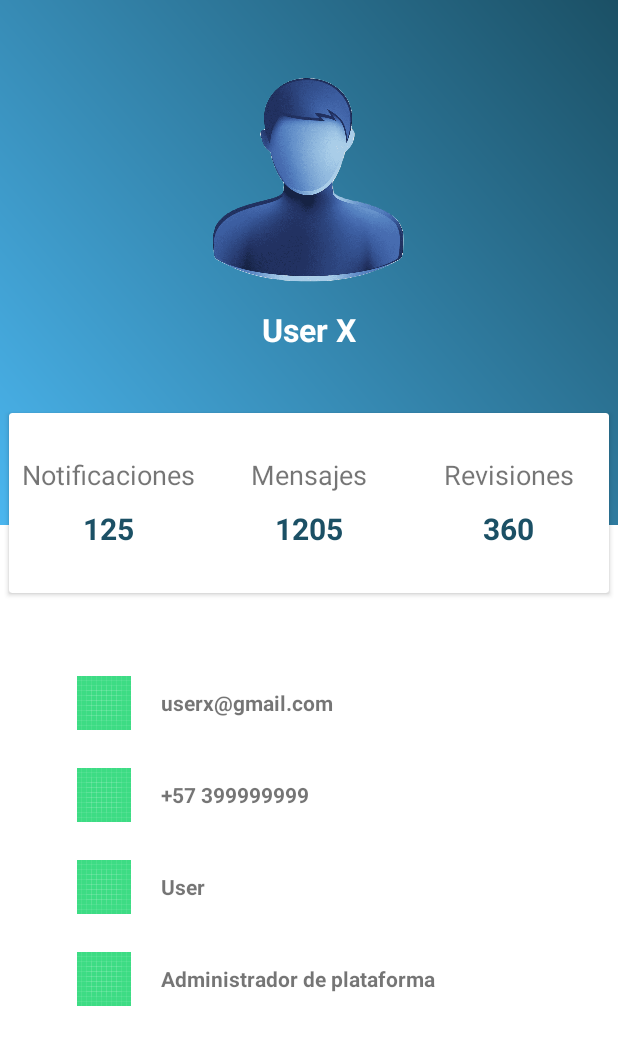
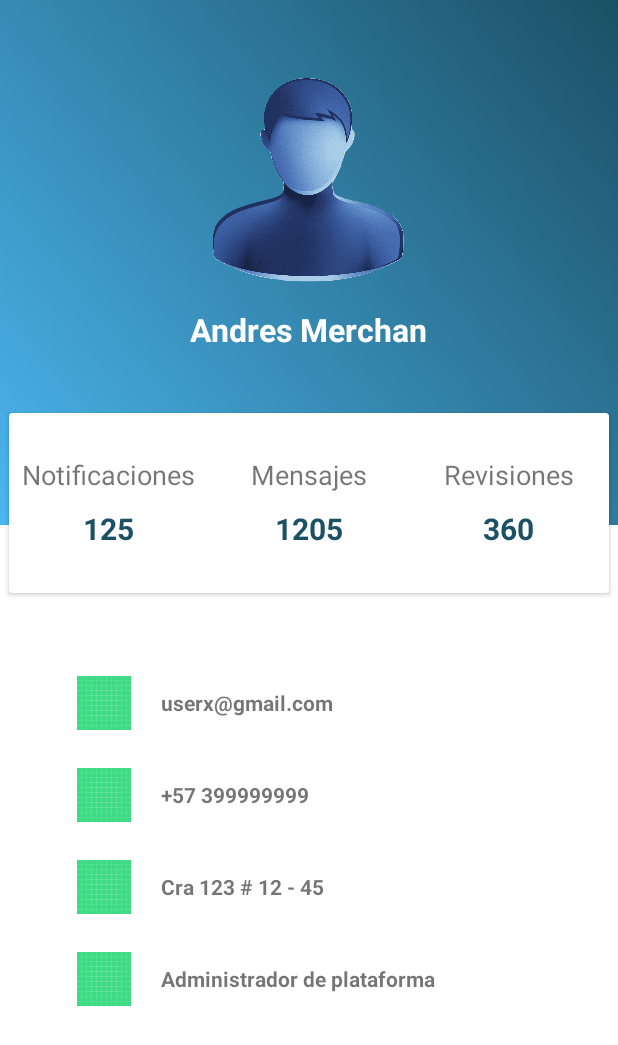
Before and after one commit to yandres24/Unal_ReforAccion_YAML, an Android app: the ProfileActivity screen opened directly, with no data from a screen before it, on a phone screen of 412 x 824 dp. Shown: the top 1045 px of the screen. Run offline under Robolectric (Android 15) with nearby library versions, the phone set to English and light mode, and no system bars.

Commit message:
fix string in profile activity

```diff
--- a/app/src/main/res/layout/activity_home.xml
+++ b/app/src/main/res/layout/activity_home.xml
@@ -34,7 +34,7 @@
                 android:layout_height="wrap_content"
                 android:layout_centerHorizontal="true"
                 android:layout_margin="20dp"
-                android:text="@string/txt_title_login"
+                android:text="@string/developer_name"
                 android:textSize="30sp"
                 android:textStyle="bold|italic"
                 app:layout_constraintEnd_toEndOf="parent"
--- a/app/src/main/res/layout/activity_profile.xml
+++ b/app/src/main/res/layout/activity_profile.xml
@@ -21,13 +21,13 @@
                 android:layout_width="150dp"
                 android:layout_height="150dp"
                 android:src="@drawable/user_profile"
-                android:contentDescription="user image" />
+                android:contentDescription="@string/description_user_image" />
             <TextView
                 android:layout_marginTop="10dp"
                 android:layout_gravity="center_horizontal"
                 android:layout_width="wrap_content"
                 android:layout_height="wrap_content"
-                android:text="User X"
+                android:text="@string/developer_name"
                 android:textColor="#fff"
                 android:textStyle="bold"
                 android:textSize="21sp"/>
@@ -52,13 +52,13 @@
                     <TextView
                         android:layout_width="wrap_content"
                         android:layout_height="wrap_content"
-                        android:text="Notificaciones"
+                        android:text="@string/txt_profile_notifications"
                         android:textSize="18sp"
                         />
                     <TextView
                         android:layout_width="wrap_content"
                         android:layout_height="wrap_content"
-                        android:text="125"
+                        android:text="@string/txt_profile_number_notifications"
                         android:textStyle="bold"
                         android:textSize="20sp"
                         android:paddingTop="10dp"
@@ -73,13 +73,13 @@
                     <TextView
                         android:layout_width="wrap_content"
                         android:layout_height="wrap_content"
-                        android:text="Mensajes"
+                        android:text="@string/txt_profile_messages"
                         android:textSize="18sp"
                         />
                     <TextView
                         android:layout_width="wrap_content"
                         android:layout_height="wrap_content"
-                        android:text="1205"
+                        android:text="@string/txt_profile_number_messages"
                         android:textStyle="bold"
                         android:textSize="20sp"
                         android:paddingTop="10dp"
@@ -95,13 +95,13 @@
                     <TextView
                         android:layout_width="wrap_content"
                         android:layout_height="wrap_content"
-                        android:text="Revisiones"
+                        android:text="@string/txt_profile_revisions"
                         android:textSize="18sp"
                         />
                     <TextView
                         android:layout_width="wrap_content"
                         android:layout_height="wrap_content"
-                        android:text="360"
+                        android:text="@string/txt_profile_number_revisions"
                         android:textStyle="bold"
                         android:textSize="20sp"
                         android:paddingTop="10dp"
@@ -126,14 +126,14 @@
                 android:layout_width="36dp"
                 android:layout_height="36dp"
                 android:src="@drawable/ic_launcher_background"
-                android:contentDescription="logo" />
+                android:contentDescription="@string/description_profile_logo_image" />
             <TextView
                 android:textStyle="bold"
                 android:layout_gravity="center_vertical"
                 android:layout_width="wrap_content"
                 android:layout_height="wrap_content"
                 android:paddingLeft="20dp"
-                android:text="userx@gmail.com"/>
+                android:text="@string/txt_profile_email"/>
         </LinearLayout>
         <LinearLayout
             android:layout_marginTop="25dp"
@@ -151,7 +151,7 @@
                 android:layout_width="wrap_content"
                 android:layout_height="wrap_content"
                 android:paddingLeft="20dp"
-                android:text="+57 399999999"/>
+                android:text="@string/txt_profile_phone"/>
         </LinearLayout>
         <LinearLayout
             android:layout_marginTop="25dp"
@@ -163,14 +163,14 @@
                 android:layout_width="36dp"
                 android:layout_height="36dp"
                 android:src="@drawable/ic_launcher_background"
-                android:contentDescription="logo" />
+                android:contentDescription="@string/description_profile_logo_image" />
             <TextView
                 android:textStyle="bold"
                 android:layout_gravity="center_vertical"
                 android:layout_width="wrap_content"
                 android:layout_height="wrap_content"
                 android:paddingLeft="20dp"
-                android:text="User"/>
+                android:text="@string/txt_profile_address"/>
         </LinearLayout>
         <LinearLayout
             android:layout_marginTop="25dp"
@@ -182,14 +182,14 @@
                 android:layout_width="36dp"
                 android:layout_height="36dp"
                 android:src="@drawable/ic_launcher_background"
-                android:contentDescription="logo" />
+                android:contentDescription="@string/description_profile_logo_image" />
             <TextView
                 android:textStyle="bold"
                 android:layout_gravity="center_vertical"
                 android:layout_width="wrap_content"
                 android:layout_height="wrap_content"
                 android:paddingLeft="20dp"
-                android:text="Administrador de plataforma"/>
+                android:text="@string/txt_profile_name"/>
         </LinearLayout>
     </LinearLayout>
 
--- a/app/src/main/res/values/strings.xml
+++ b/app/src/main/res/values/strings.xml
@@ -29,6 +29,7 @@
     <string name="text_hint_phone">Ingresa tu teléfono</string>
     <string name="txt_phone_maxLength">10</string>
     <string name="txt_password_maxLength">10</string>
+    <string name="developer_name">Andres Merchan</string>
 
     <string name="content_description_more">Configuración</string>
     <string name="content_description_notifications">Notificaciones</string>
@@ -44,4 +45,16 @@
     <string name="content_description_menu_item">Imagen menu</string>
     <string name="txt_title_add_user">Crear cuenta</string>
     <string name="lbl_terms_and_conditions">Acepto la política de tratamiento de datos personales</string>
+    <string name="description_user_image">user image</string>
+    <string name="txt_profile_notifications">Notificaciones</string>
+    <string name="txt_profile_messages">Mensajes</string>
+    <string name="txt_profile_revisions">Revisiones</string>
+    <string name="txt_profile_name">Administrador de plataforma</string>
+    <string name="description_profile_logo_image">logo</string>
+    <string name="txt_profile_address">Cra 123 # 12 - 45</string>
+    <string name="txt_profile_phone">+57 399999999</string>
+    <string name="txt_profile_email">userx@gmail.com</string>
+    <string name="txt_profile_number_revisions">360</string>
+    <string name="txt_profile_number_messages">1205</string>
+    <string name="txt_profile_number_notifications">125</string>
 </resources>
```
